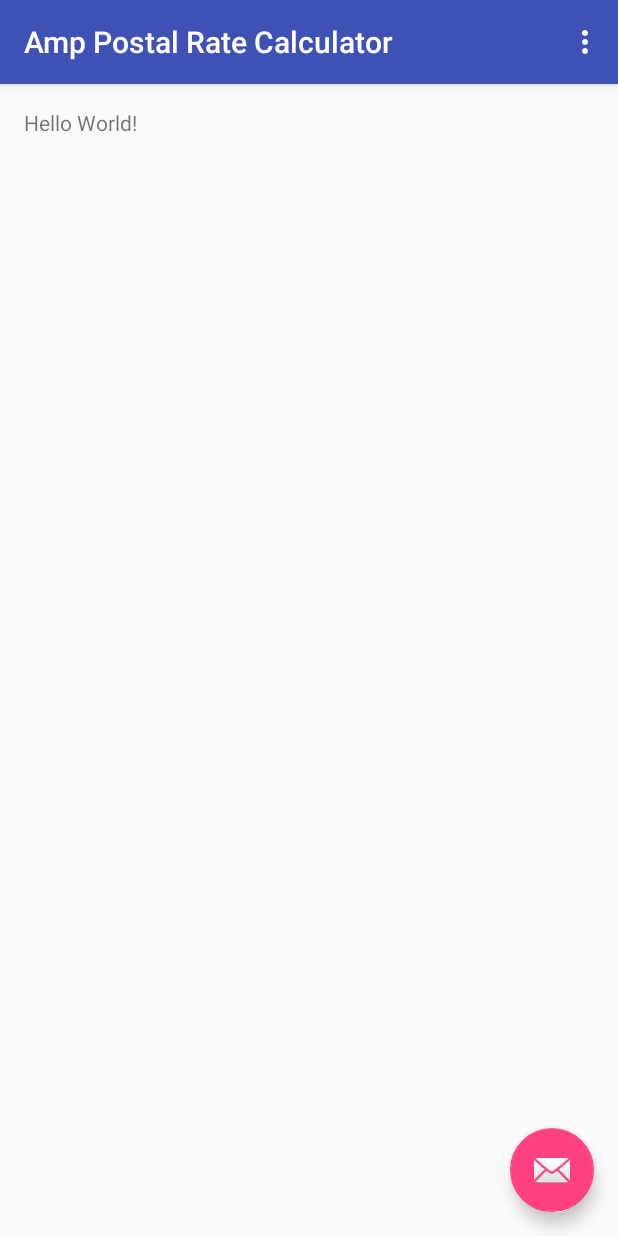
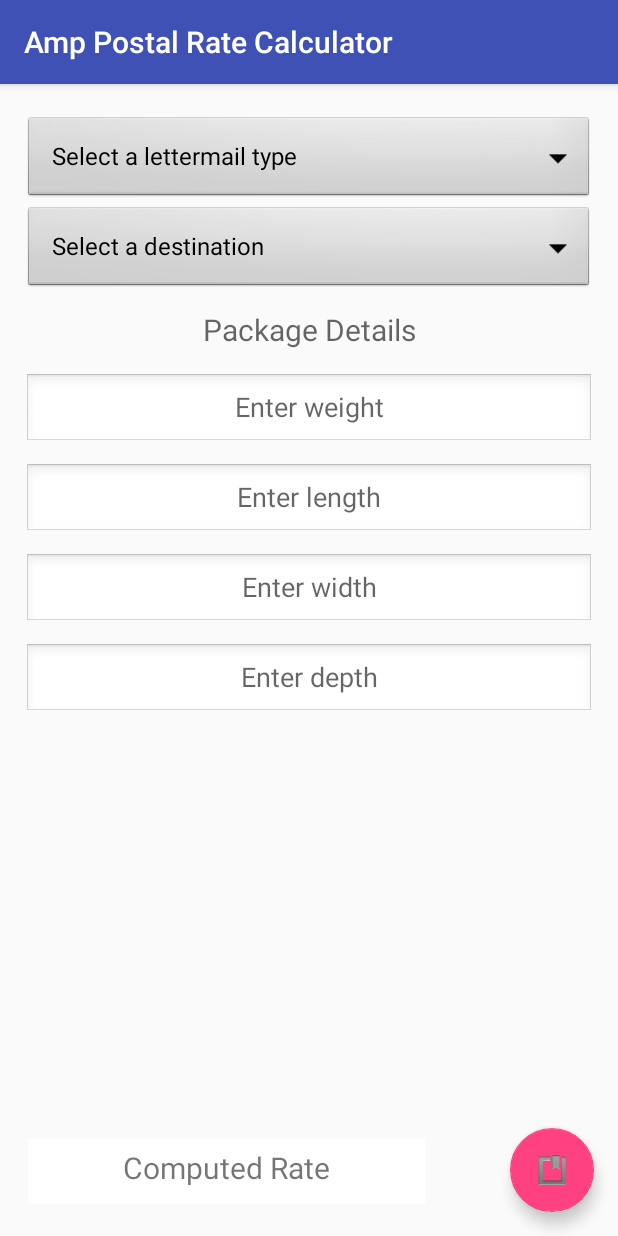
Before and after one commit to ch-andrei/ECSE428_AB_postalPriceCalculator, an Android app: the screen it shows after launch (MainActivity), on a phone screen of 412 x 824 dp. Run offline under Robolectric (Android 15) with nearby library versions, the phone set to English and light mode, and no system bars.

Commit message:
UI - completed required xml and java components

```diff
--- a/app/build.gradle
+++ b/app/build.gradle
@@ -24,4 +24,5 @@ dependencies {
     testCompile 'junit:junit:4.12'
     compile 'com.android.support:appcompat-v7:23.1.1'
     compile 'com.android.support:design:23.1.1'
+    compile 'com.google.android.gms:play-services-appindexing:8.1.0'
 }
--- a/app/src/main/AndroidManifest.xml
+++ b/app/src/main/AndroidManifest.xml
@@ -18,6 +18,11 @@
                 <category android:name="android.intent.category.LAUNCHER" />
             </intent-filter>
         </activity>
+        <!-- ATTENTION: This was auto-generated to add Google Play services to your project for
+             App Indexing.  See https://g.co/AppIndexing/AndroidStudio for more information. -->
+        <meta-data
+            android:name="com.google.android.gms.version"
+            android:value="@integer/google_play_services_version" />
     </application>
 
 </manifest>
--- a/app/src/main/java/andreic/amppostalratecalculator/MainActivity.java
+++ b/app/src/main/java/andreic/amppostalratecalculator/MainActivity.java
@@ -1,5 +1,6 @@
 package andreic.amppostalratecalculator;
 
+import android.net.Uri;
 import android.os.Bundle;
 import android.support.design.widget.FloatingActionButton;
 import android.support.design.widget.Snackbar;
@@ -8,13 +9,29 @@ import android.support.v7.widget.Toolbar;
 import android.view.View;
 import android.view.Menu;
 import android.view.MenuItem;
+import android.widget.ArrayAdapter;
+import android.widget.Spinner;
+
+import andreic.amppostalratecalculator.Tools.CustomArrayAdapter;
+
+
+import com.google.android.gms.appindexing.Action;
+import com.google.android.gms.appindexing.AppIndex;
+import com.google.android.gms.common.api.GoogleApiClient;
 
 public class MainActivity extends AppCompatActivity {
+
+    /**
+     * ATTENTION: This was auto-generated to implement the App Indexing API.
+     * See https://g.co/AppIndexing/AndroidStudio for more information.
+     */
+    private GoogleApiClient client;
 
     @Override
     protected void onCreate(Bundle savedInstanceState) {
         super.onCreate(savedInstanceState);
         setContentView(R.layout.activity_main);
+
         Toolbar toolbar = (Toolbar) findViewById(R.id.toolbar);
         setSupportActionBar(toolbar);
 
@@ -22,31 +39,37 @@ public class MainActivity extends AppCompatActivity {
         fab.setOnClickListener(new View.OnClickListener() {
             @Override
             public void onClick(View view) {
-                Snackbar.make(view, "Replace with your own action", Snackbar.LENGTH_LONG)
-                        .setAction("Action", null).show();
+                computePostalRate();
             }
         });
+
+        // init and link drop menus
+        setUpDropMenus();
+
+
     }
 
-    @Override
-    public boolean onCreateOptionsMenu(Menu menu) {
-        // Inflate the menu; this adds items to the action bar if it is present.
-        getMenuInflater().inflate(R.menu.menu_main, menu);
-        return true;
+    protected void setUpDropMenus(){
+        // init spinners and adapters
+        Spinner lettermail_type_spinner = (Spinner) findViewById(R.id.lettermail_type_spinner);
+        String[] lettermail_menu_items = new String[]{"Standard", "Non-standard and Oversize","Select a lettermail type"};
+        ArrayAdapter<String> lettermail_menu_adapter = new CustomArrayAdapter(this, android.R.layout.simple_spinner_dropdown_item, lettermail_menu_items);
+
+        Spinner destination_menu_spinner = (Spinner) findViewById(R.id.destination_spinner);
+        String[] destination_menu_items = new String[]{"Canada", "USA", "International", "Select a destination"};
+        ArrayAdapter<String> destination_menu_adapter = new CustomArrayAdapter(this, android.R.layout.simple_spinner_dropdown_item, destination_menu_items);
+
+        // link spinners and adapters
+        lettermail_menu_adapter.setDropDownViewResource(android.R.layout.simple_spinner_dropdown_item); ;
+        lettermail_type_spinner.setAdapter(lettermail_menu_adapter);
+        lettermail_type_spinner.setSelection(lettermail_menu_adapter.getCount()); //display hint
+
+        destination_menu_adapter.setDropDownViewResource(android.R.layout.simple_spinner_dropdown_item);
+        destination_menu_spinner.setAdapter(destination_menu_adapter);
+        destination_menu_spinner.setSelection(destination_menu_adapter.getCount()); //display hint
     }
 
-    @Override
-    public boolean onOptionsItemSelected(MenuItem item) {
-        // Handle action bar item clicks here. The action bar will
-        // automatically handle clicks on the Home/Up button, so long
-        // as you specify a parent activity in AndroidManifest.xml.
-        int id = item.getItemId();
+    protected void computePostalRate(){
 
-        //noinspection SimplifiableIfStatement
-        if (id == R.id.action_settings) {
-            return true;
-        }
-
-        return super.onOptionsItemSelected(item);
     }
 }
--- /dev/null
+++ b/app/src/main/java/andreic/amppostalratecalculator/Tools/CustomArrayAdapter.java
@@ -0,0 +1,29 @@
+package andreic.amppostalratecalculator.Tools;
+
+import android.content.Context;
+import android.view.View;
+import android.view.ViewGroup;
+import android.widget.ArrayAdapter;
+import android.widget.TextView;
+
+/**
+ * Custom array adapter to be used with a spinner for UI. Allows for displaying of a hint to the user prior to item selection.
+ * Created by Andrei-Ch on 2016-02-10.
+ */
+public class CustomArrayAdapter extends ArrayAdapter {
+
+    /**
+     * basic constructor
+     * @param context
+     * @param resource
+     * @param objects
+     */
+    public CustomArrayAdapter(Context context, int resource, Object[] objects) {
+        super(context, resource, objects);
+    }
+
+    @Override
+    public int getCount() {
+        return super.getCount()-1; // you dont display last item. It is used as hint.
+    }
+}
--- a/app/src/main/res/layout/activity_main.xml
+++ b/app/src/main/res/layout/activity_main.xml
@@ -23,12 +23,28 @@
 
     <include layout="@layout/content_main" />
 
+    <TextView
+        android:id="@+id/postal_rate_result"
+        android:layout_width="270dp"
+        android:layout_height="50dp"
+        android:maxLines="1"
+        android:text="Computed Rate"
+        android:textSize="20dp"
+        android:singleLine="true"
+        android:layout_marginTop="10dp"
+        android:textAlignment="center"
+        android:background="@android:drawable/edit_text"
+        android:backgroundTint="#ffffff"
+        android:layout_gravity="bottom|start"
+        android:layout_margin="@dimen/fab_margin"/>
+
+
     <android.support.design.widget.FloatingActionButton
         android:id="@+id/fab"
         android:layout_width="wrap_content"
         android:layout_height="wrap_content"
         android:layout_gravity="bottom|end"
         android:layout_margin="@dimen/fab_margin"
-        android:src="@android:drawable/ic_dialog_email" />
+        android:src="@android:drawable/ic_input_get" />
 
 </android.support.design.widget.CoordinatorLayout>
--- a/app/src/main/res/layout/content_main.xml
+++ b/app/src/main/res/layout/content_main.xml
@@ -1,19 +1,92 @@
 <?xml version="1.0" encoding="utf-8"?>
-<RelativeLayout xmlns:android="http://schemas.android.com/apk/res/android"
+<LinearLayout xmlns:android="http://schemas.android.com/apk/res/android"
     xmlns:app="http://schemas.android.com/apk/res-auto"
+    android:label="Amp Postal Rate Calculator"
     xmlns:tools="http://schemas.android.com/tools"
+    android:orientation="vertical"
     android:layout_width="match_parent"
     android:layout_height="match_parent"
     android:paddingBottom="@dimen/activity_vertical_margin"
     android:paddingLeft="@dimen/activity_horizontal_margin"
     android:paddingRight="@dimen/activity_horizontal_margin"
     android:paddingTop="@dimen/activity_vertical_margin"
-    app:layout_behavior="@string/appbar_scrolling_view_behavior"
     tools:context="andreic.amppostalratecalculator.MainActivity"
     tools:showIn="@layout/activity_main">
 
+    <Spinner
+        android:id="@+id/lettermail_type_spinner"
+        android:layout_width="match_parent"
+        android:layout_height="60dp"
+        android:text="Hello"
+        android:background="@android:drawable/btn_dropdown"
+        android:spinnerMode="dropdown"
+        android:layout_centerHorizontal="true"/>
+
+    <Spinner
+        android:id="@+id/destination_spinner"
+        android:layout_width="match_parent"
+        android:layout_height="60dp"
+        android:background="@android:drawable/btn_dropdown"
+        android:spinnerMode="dropdown"
+        android:layout_centerHorizontal="true"/>
+
     <TextView
-        android:layout_width="wrap_content"
+        android:layout_width="match_parent"
         android:layout_height="wrap_content"
-        android:text="Hello World!" />
-</RelativeLayout>
+        android:textAlignment="center"
+        android:textAppearance="?android:attr/textAppearanceMedium"
+        android:text="Package Details"
+        android:textSize="20dp"
+        android:id="@+id/textView1"
+        android:layout_marginTop="10dp"
+        android:layout_gravity="center_horizontal"/>
+
+    <EditText
+        android:id="@+id/enter_weight"
+        android:layout_width="match_parent"
+        android:layout_height="50dp"
+        android:inputType="numberDecimal"
+        android:maxLines="1"
+        android:hint="Enter weight"
+        android:singleLine="true"
+        android:layout_marginTop="15dp"
+        android:textAlignment="center"
+        android:background="@android:drawable/edit_text"/>
+
+    <EditText
+        android:id="@+id/enter_length"
+        android:layout_width="match_parent"
+        android:layout_height="50dp"
+        android:inputType="numberDecimal"
+        android:maxLines="1"
+        android:hint="Enter length"
+        android:singleLine="true"
+        android:layout_marginTop="10dp"
+        android:textAlignment="center"
+        android:background="@android:drawable/edit_text"/>
+
+    <EditText
+        android:id="@+id/enter_width"
+        android:layout_width="match_parent"
+        android:layout_height="50dp"
+        android:inputType="numberDecimal"
+        android:maxLines="1"
+        android:hint="Enter width"
+        android:singleLine="true"
+        android:layout_marginTop="10dp"
+        android:textAlignment="center"
+        android:background="@android:drawable/edit_text"/>
+
+    <EditText
+        android:id="@+id/enter_depth"
+        android:layout_width="match_parent"
+        android:layout_height="50dp"
+        android:inputType="numberDecimal"
+        android:maxLines="1"
+        android:hint="Enter depth"
+        android:singleLine="true"
+        android:layout_marginTop="10dp"
+        android:textAlignment="center"
+        android:background="@android:drawable/edit_text"/>
+
+</LinearLayout>
--- a/app/src/main/res/values/dimens.xml
+++ b/app/src/main/res/values/dimens.xml
@@ -1,6 +1,6 @@
 <resources>
     <!-- Default screen margins, per the Android Design guidelines. -->
     <dimen name="activity_horizontal_margin">16dp</dimen>
-    <dimen name="activity_vertical_margin">16dp</dimen>
+    <dimen name="activity_vertical_margin">76dp</dimen>
     <dimen name="fab_margin">16dp</dimen>
 </resources>
--- a/app/src/main/res/values/strings.xml
+++ b/app/src/main/res/values/strings.xml
@@ -1,4 +1,5 @@
 <resources>
     <string name="app_name">Amp Postal Rate Calculator</string>
     <string name="action_settings">Settings</string>
+
 </resources>
```
